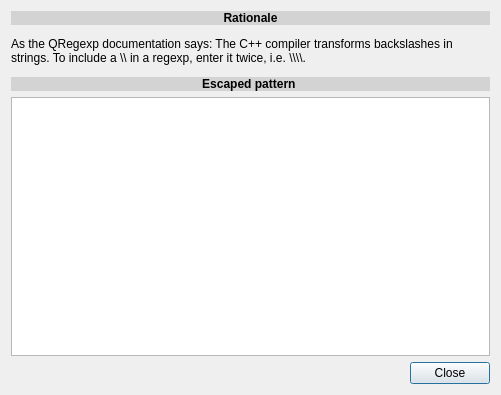
First picture: the form in src/ui/escapedpatterndialog.ui, repository momesana/qregexp-editor, before the edit.
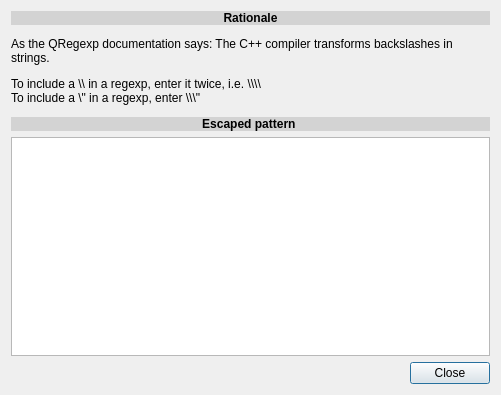
Second picture: the form after the edit.

Commit message:
Updates the escaped pattern rationale
Show howto enter an \"

Diff of the .ui file:
```diff
--- a/src/ui/escapedpatterndialog.ui
+++ b/src/ui/escapedpatterndialog.ui
@@ -20,7 +20,9 @@
       <string>&lt;center&gt;
 &lt;div style='background: lightgray; font-weight:bold;'&gt;Rationale&lt;/div&gt;
 &lt;/center&gt;
-&lt;p&gt;As the QRegexp documentation says:  The C++ compiler transforms backslashes in strings. To include a \\ in a regexp, enter it twice, i.e. \\\\.&lt;/p&gt;
+&lt;p&gt;As the QRegexp documentation says:  The C++ compiler transforms backslashes in strings.&lt;/p&gt;
+&lt;p&gt;To include a \\ in a regexp, enter it twice, i.e. \\\\&lt;br /&gt;
+To include a \&quot; in a regexp, enter \\\&quot;&lt;/p&gt;
 &lt;center&gt;
 &lt;div style='background: lightgray; font-weight: bold;'&gt;Escaped pattern&lt;/div&gt;
 &lt;/center&gt;
```
